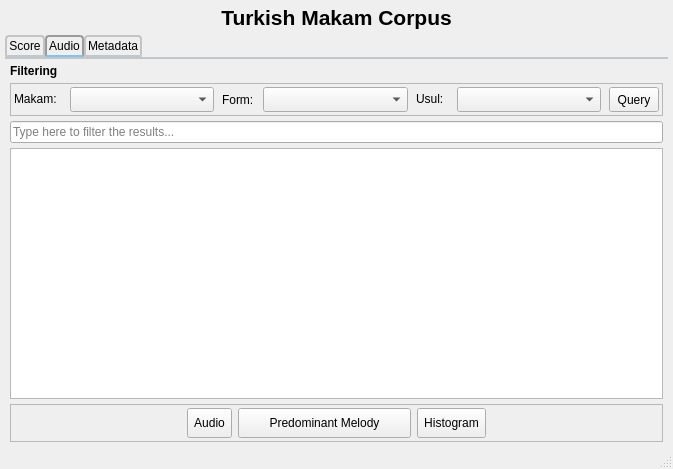
Old version of the form ui_files/qt_designs/makam_main.ui in the repository MTG/dunya-desktop.
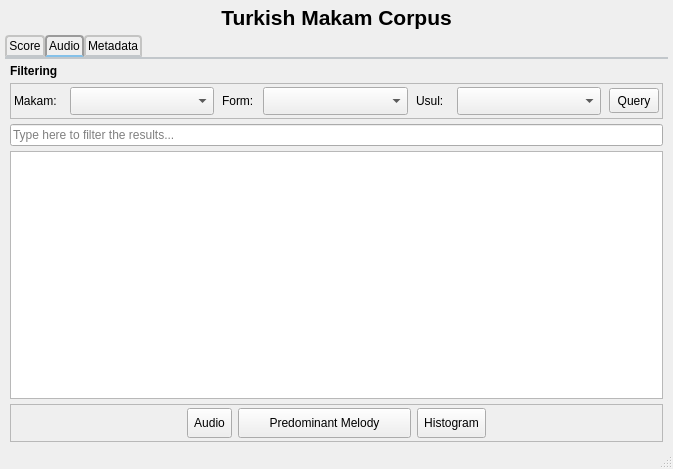
New version of the form. Icons and pictures are not drawn.

Commit message: refactoring the heights of comboboxes

What changed in the file:
```diff
--- a/ui_files/qt_designs/makam_main.ui
+++ b/ui_files/qt_designs/makam_main.ui
@@ -202,7 +202,7 @@
                <property name="minimumSize">
                 <size>
                  <width>0</width>
-                 <height>25</height>
+                 <height>28</height>
                 </size>
                </property>
                <property name="statusTip">
@@ -247,7 +247,7 @@
                <property name="minimumSize">
                 <size>
                  <width>0</width>
-                 <height>25</height>
+                 <height>28</height>
                 </size>
                </property>
                <property name="statusTip">
@@ -298,7 +298,7 @@
                <property name="minimumSize">
                 <size>
                  <width>0</width>
-                 <height>25</height>
+                 <height>28</height>
                 </size>
                </property>
                <property name="statusTip">
```
The commit also changes 1 other file.
